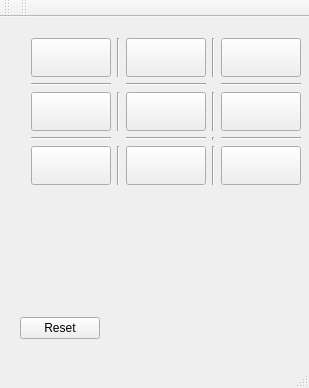
Old version of the form window.ui in the repository agronick/QtTickTackToe.
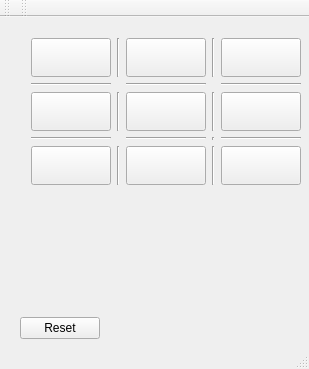
New version of the form.

Commit message: Moved status messages to bottom

The edit to the form file:
```diff
--- a/window.ui
+++ b/window.ui
@@ -7,7 +7,7 @@
     <x>0</x>
     <y>0</y>
     <width>309</width>
-    <height>388</height>
+    <height>369</height>
    </rect>
   </property>
   <property name="windowTitle">
@@ -244,15 +244,25 @@
    <widget class="QLabel" name="status">
     <property name="geometry">
      <rect>
-      <x>110</x>
+      <x>150</x>
       <y>300</y>
-      <width>211</width>
+      <width>131</width>
       <height>21</height>
      </rect>
     </property>
+    <property name="font">
+     <font>
+      <pointsize>13</pointsize>
+      <weight>75</weight>
+      <bold>true</bold>
+     </font>
+    </property>
     <property name="text">
      <string/>
     </property>
+    <property name="alignment">
+     <set>Qt::AlignRight|Qt::AlignTrailing|Qt::AlignVCenter</set>
+    </property>
    </widget>
   </widget>
   <widget class="QMenuBar" name="menuBar">
```
The commit also changes 2 other files.
